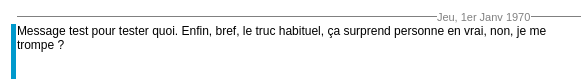
Old version of the form ui/MainWindow/messageReceived.ui in the repository PaulEcoffet/Nex-yu-computer.
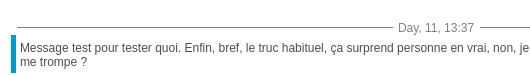
New version of the form. Icons and pictures are not drawn.

Commit message:
Correction of messageReceived and creation of messageSent
messageReceived ui is now prettier, with less unnecessary margin.
messageSent is just a copy of an old version of messageReceived,
it would be corrected shortly.

```diff
--- a/ui/MainWindow/messageReceived.ui
+++ b/ui/MainWindow/messageReceived.ui
@@ -6,8 +6,8 @@
    <rect>
     <x>0</x>
     <y>0</y>
-    <width>581</width>
-    <height>81</height>
+    <width>530</width>
+    <height>75</height>
    </rect>
   </property>
   <property name="sizePolicy">
@@ -16,6 +16,12 @@
     <verstretch>0</verstretch>
    </sizepolicy>
   </property>
+  <property name="minimumSize">
+   <size>
+    <width>0</width>
+    <height>64</height>
+   </size>
+  </property>
   <property name="windowTitle">
    <string>Form</string>
   </property>
@@ -25,7 +31,7 @@
 	background-color: white;
 }</string>
   </property>
-  <layout class="QGridLayout" name="gridLayout">
+  <layout class="QGridLayout" name="gridLayout" rowstretch="0,0,1">
    <property name="leftMargin">
     <number>10</number>
    </property>
@@ -41,10 +47,10 @@
    <property name="spacing">
     <number>0</number>
    </property>
-   <item row="0" column="0">
-    <widget class="QLabel" name="label">
+   <item row="0" column="0" rowspan="2">
+    <widget class="QLabel" name="icon">
      <property name="sizePolicy">
-      <sizepolicy hsizetype="Maximum" vsizetype="Preferred">
+      <sizepolicy hsizetype="Maximum" vsizetype="Maximum">
        <horstretch>0</horstretch>
        <verstretch>0</verstretch>
       </sizepolicy>
@@ -57,14 +63,71 @@
      </property>
     </widget>
    </item>
+   <item row="2" column="0">
+    <layout class="QHBoxLayout" name="horizontalLayout_2">
+     <item>
+      <widget class="Line" name="messageReceivedLeftBorder">
+       <property name="sizePolicy">
+        <sizepolicy hsizetype="Maximum" vsizetype="Minimum">
+         <horstretch>0</horstretch>
+         <verstretch>0</verstretch>
+        </sizepolicy>
+       </property>
+       <property name="minimumSize">
+        <size>
+         <width>5</width>
+         <height>0</height>
+        </size>
+       </property>
+       <property name="styleSheet">
+        <string notr="true">#messageReceivedLeftBorder
+{
+	color: #09c;
+}</string>
+       </property>
+       <property name="frameShadow">
+        <enum>QFrame::Plain</enum>
+       </property>
+       <property name="lineWidth">
+        <number>10</number>
+       </property>
+       <property name="orientation">
+        <enum>Qt::Vertical</enum>
+       </property>
+      </widget>
+     </item>
+    </layout>
+   </item>
+   <item row="1" column="1" rowspan="2">
+    <widget class="QLabel" name="messageReceived">
+     <property name="styleSheet">
+      <string notr="true">#messageReceived
+{
+	color: #4d4d4d;
+	margin-top: 3px;
+}</string>
+     </property>
+     <property name="text">
+      <string>Message test pour tester quoi. Enfin, bref, le truc habituel, ça surprend personne en vrai, non, je me trompe ?</string>
+     </property>
+     <property name="textFormat">
+      <enum>Qt::PlainText</enum>
+     </property>
+     <property name="alignment">
+      <set>Qt::AlignLeading|Qt::AlignLeft|Qt::AlignTop</set>
+     </property>
+     <property name="wordWrap">
+      <bool>true</bool>
+     </property>
+    </widget>
+   </item>
    <item row="0" column="1">
+    <layout class="QHBoxLayout" name="horizontalLayout">
+     <property name="topMargin">
+      <number>11</number>
+     </property>
+     <item>
     <widget class="Line" name="messageReceivedTopBorderLeft">
-     <property name="sizePolicy">
-      <sizepolicy hsizetype="Minimum" vsizetype="Fixed">
-       <horstretch>0</horstretch>
-       <verstretch>0</verstretch>
-      </sizepolicy>
-     </property>
      <property name="styleSheet">
       <string notr="true">#messageReceivedTopBorderLeft
 {
@@ -79,10 +142,10 @@
      </property>
     </widget>
    </item>
-   <item row="0" column="2">
+     <item>
     <widget class="QLabel" name="messageReceivedDate">
      <property name="sizePolicy">
-      <sizepolicy hsizetype="Maximum" vsizetype="Minimum">
+        <sizepolicy hsizetype="Maximum" vsizetype="Preferred">
        <horstretch>0</horstretch>
        <verstretch>0</verstretch>
       </sizepolicy>
@@ -90,19 +153,20 @@
      <property name="styleSheet">
       <string notr="true">#messageReceivedDate
 {
-	font-size: 11px;
 	color: #808080;
+	margin-right: 2px;
+	margin-left: 2px;
 }</string>
      </property>
      <property name="text">
-      <string>Jeu, 1er Janv 1970</string>
+        <string>Day, 11, 13:37</string>
      </property>
      <property name="textFormat">
       <enum>Qt::PlainText</enum>
      </property>
     </widget>
    </item>
-   <item row="0" column="3">
+     <item>
     <widget class="Line" name="messageReceivedTopBorderRight">
      <property name="sizePolicy">
       <sizepolicy hsizetype="Fixed" vsizetype="Fixed">
@@ -116,6 +180,12 @@
        <height>0</height>
       </size>
      </property>
+       <property name="maximumSize">
+        <size>
+         <width>50</width>
+         <height>16777215</height>
+        </size>
+       </property>
      <property name="styleSheet">
       <string notr="true">#messageReceivedTopBorderRight
 {
@@ -127,84 +197,6 @@
      </property>
      <property name="orientation">
       <enum>Qt::Horizontal</enum>
-     </property>
-    </widget>
-   </item>
-   <item row="1" column="1" colspan="3">
-    <layout class="QHBoxLayout" name="horizontalLayout">
-     <property name="rightMargin">
-      <number>10</number>
-     </property>
-     <item>
-      <widget class="QLabel" name="label_3">
-       <property name="sizePolicy">
-        <sizepolicy hsizetype="Minimum" vsizetype="Preferred">
-         <horstretch>0</horstretch>
-         <verstretch>0</verstretch>
-        </sizepolicy>
-       </property>
-       <property name="text">
-        <string>Message test pour tester quoi. Enfin, bref, le truc habituel, ça surprend personne en vrai, non, je me trompe ?</string>
-       </property>
-       <property name="alignment">
-        <set>Qt::AlignLeading|Qt::AlignLeft|Qt::AlignTop</set>
-       </property>
-       <property name="wordWrap">
-        <bool>true</bool>
-       </property>
-      </widget>
-     </item>
-     <item>
-      <widget class="QLabel" name="label_4">
-       <property name="sizePolicy">
-        <sizepolicy hsizetype="Maximum" vsizetype="Preferred">
-         <horstretch>0</horstretch>
-         <verstretch>0</verstretch>
-        </sizepolicy>
-       </property>
-       <property name="text">
-        <string/>
-       </property>
-       <property name="pixmap">
-        <pixmap resource="mainWindow.qrc">:/contactBox/newMessageAlert.png</pixmap>
-       </property>
-       <property name="alignment">
-        <set>Qt::AlignBottom|Qt::AlignLeading|Qt::AlignLeft</set>
-       </property>
-      </widget>
-     </item>
-    </layout>
-   </item>
-   <item row="1" column="0">
-    <layout class="QHBoxLayout" name="horizontalLayout_2">
-     <item>
-      <widget class="Line" name="messageReceivedLeftBorder">
-       <property name="sizePolicy">
-        <sizepolicy hsizetype="Maximum" vsizetype="Minimum">
-         <horstretch>0</horstretch>
-         <verstretch>0</verstretch>
-        </sizepolicy>
-       </property>
-       <property name="minimumSize">
-        <size>
-         <width>5</width>
-         <height>0</height>
-        </size>
-       </property>
-       <property name="styleSheet">
-        <string notr="true">#messageReceivedLeftBorder
-{
-	color: #09c;
-}</string>
-       </property>
-       <property name="frameShadow">
-        <enum>QFrame::Plain</enum>
-       </property>
-       <property name="lineWidth">
-        <number>10</number>
-       </property>
-       <property name="orientation">
-        <enum>Qt::Vertical</enum>
        </property>
       </widget>
      </item>
```
Left out of the diff: 4 changed lines with no effect on the pictures. Lines whose indentation alone changed are shown as unchanged. The commit also changes 1 other file.
